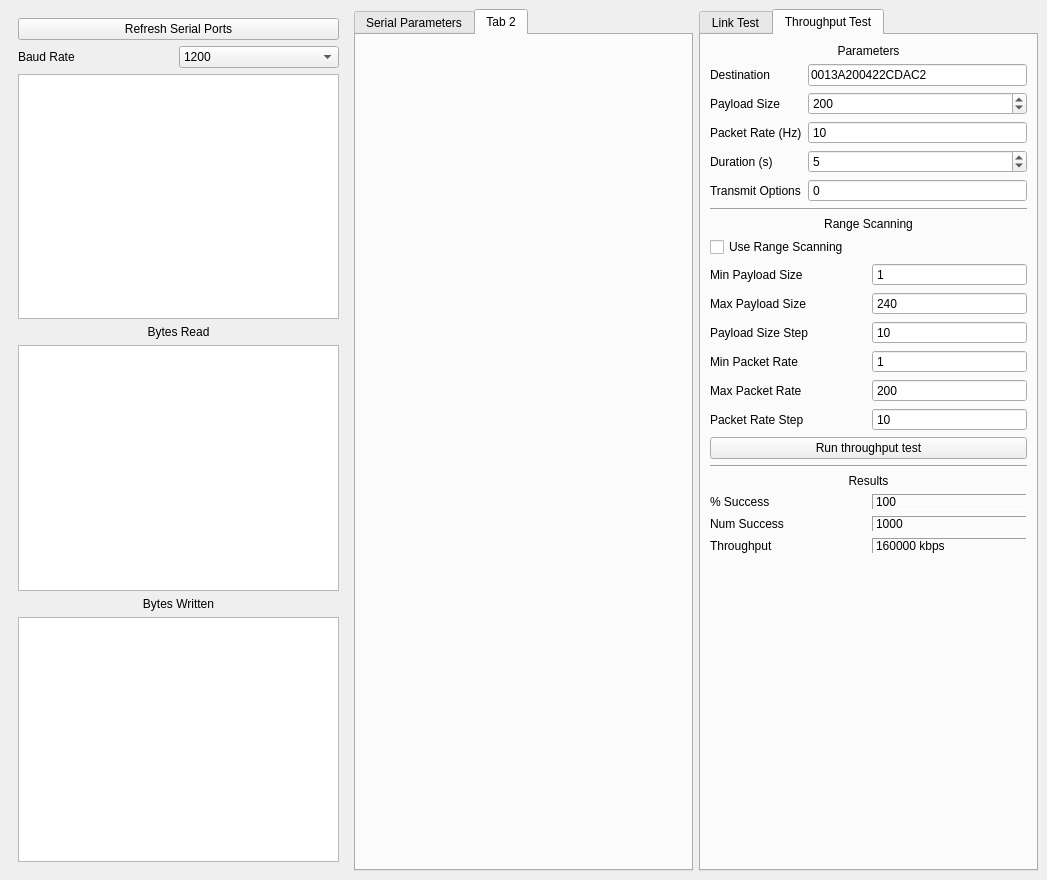
Above: Frontend/Windows/RadioControlsWindow/RadioControlsWindow.ui from WPI-HPRC/gs-control-2024-2025 before the change. Below: the same form after it.
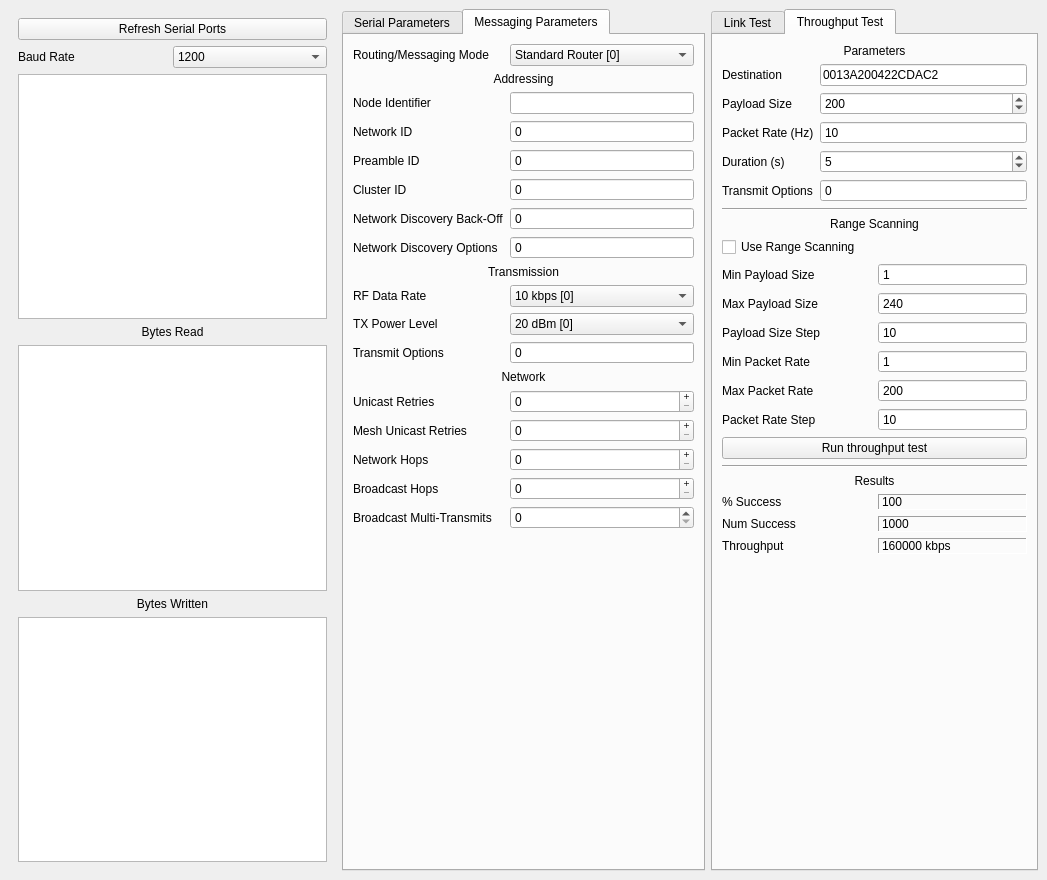
That is the form after the change. The open tabs and pages were chosen to show the change. Custom widgets are drawn as their Qt base class.

Commit message: added messaging parameters ui

Patch:
```diff
--- a/Frontend/Windows/RadioControlsWindow/RadioControlsWindow.ui
+++ b/Frontend/Windows/RadioControlsWindow/RadioControlsWindow.ui
@@ -1300,8 +1300,367 @@
       </widget>
       <widget class="QWidget" name="tab_2">
        <attribute name="title">
-        <string>Tab 2</string>
+        <string>Messaging Parameters</string>
        </attribute>
+       <layout class="QGridLayout" name="gridLayout_9">
+        <item row="18" column="0" colspan="2">
+         <spacer name="verticalSpacer_4">
+          <property name="orientation">
+           <enum>Qt::Orientation::Vertical</enum>
+          </property>
+          <property name="sizeHint" stdset="0">
+           <size>
+            <width>20</width>
+            <height>40</height>
+           </size>
+          </property>
+         </spacer>
+        </item>
+        <item row="13" column="0">
+         <widget class="QLabel" name="label_58">
+          <property name="text">
+           <string>Unicast Retries</string>
+          </property>
+         </widget>
+        </item>
+        <item row="4" column="0">
+         <widget class="QLabel" name="label_47">
+          <property name="text">
+           <string>Preamble ID</string>
+          </property>
+         </widget>
+        </item>
+        <item row="14" column="0">
+         <widget class="QLabel" name="label_57">
+          <property name="text">
+           <string>Mesh Unicast Retries</string>
+          </property>
+         </widget>
+        </item>
+        <item row="15" column="0">
+         <widget class="QLabel" name="label_55">
+          <property name="text">
+           <string>Network Hops</string>
+          </property>
+         </widget>
+        </item>
+        <item row="1" column="0" colspan="2">
+         <widget class="QLabel" name="label_48">
+          <property name="text">
+           <string>Addressing</string>
+          </property>
+          <property name="alignment">
+           <set>Qt::AlignmentFlag::AlignCenter</set>
+          </property>
+         </widget>
+        </item>
+        <item row="3" column="0">
+         <widget class="QLabel" name="label_46">
+          <property name="text">
+           <string>Network ID</string>
+          </property>
+         </widget>
+        </item>
+        <item row="10" column="0">
+         <widget class="QLabel" name="label_52">
+          <property name="text">
+           <string>TX Power Level</string>
+          </property>
+         </widget>
+        </item>
+        <item row="16" column="0">
+         <widget class="QLabel" name="label_56">
+          <property name="text">
+           <string>Broadcast Hops</string>
+          </property>
+         </widget>
+        </item>
+        <item row="11" column="0">
+         <widget class="QLabel" name="label_53">
+          <property name="text">
+           <string>Transmit Options</string>
+          </property>
+         </widget>
+        </item>
+        <item row="5" column="1">
+         <widget class="QSpinBox" name="RadioParameters_ClusterID">
+          <property name="buttonSymbols">
+           <enum>QAbstractSpinBox::ButtonSymbols::NoButtons</enum>
+          </property>
+          <property name="maximum">
+           <number>65535</number>
+          </property>
+          <property name="displayIntegerBase">
+           <number>16</number>
+          </property>
+         </widget>
+        </item>
+        <item row="12" column="0" colspan="2">
+         <widget class="QLabel" name="label_54">
+          <property name="text">
+           <string>Network</string>
+          </property>
+          <property name="alignment">
+           <set>Qt::AlignmentFlag::AlignCenter</set>
+          </property>
+         </widget>
+        </item>
+        <item row="8" column="0" colspan="2">
+         <widget class="QLabel" name="label_50">
+          <property name="text">
+           <string>Transmission</string>
+          </property>
+          <property name="alignment">
+           <set>Qt::AlignmentFlag::AlignCenter</set>
+          </property>
+         </widget>
+        </item>
+        <item row="2" column="0">
+         <widget class="QLabel" name="label_49">
+          <property name="text">
+           <string>Node Identifier</string>
+          </property>
+         </widget>
+        </item>
+        <item row="0" column="0">
+         <widget class="QLabel" name="label_59">
+          <property name="text">
+           <string>Routing/Messaging Mode</string>
+          </property>
+         </widget>
+        </item>
+        <item row="5" column="0">
+         <widget class="QLabel" name="label_45">
+          <property name="text">
+           <string>Cluster ID</string>
+          </property>
+         </widget>
+        </item>
+        <item row="6" column="0">
+         <widget class="QLabel" name="label_60">
+          <property name="text">
+           <string>Network Discovery Back-Off</string>
+          </property>
+         </widget>
+        </item>
+        <item row="9" column="0">
+         <widget class="QLabel" name="label_51">
+          <property name="text">
+           <string>RF Data Rate</string>
+          </property>
+         </widget>
+        </item>
+        <item row="7" column="0">
+         <widget class="QLabel" name="label_61">
+          <property name="text">
+           <string>Network Discovery Options</string>
+          </property>
+         </widget>
+        </item>
+        <item row="3" column="1">
+         <widget class="QSpinBox" name="RadioParamaters_NetworkID">
+          <property name="buttonSymbols">
+           <enum>QAbstractSpinBox::ButtonSymbols::NoButtons</enum>
+          </property>
+          <property name="maximum">
+           <number>32767</number>
+          </property>
+          <property name="displayIntegerBase">
+           <number>16</number>
+          </property>
+         </widget>
+        </item>
+        <item row="4" column="1">
+         <widget class="QSpinBox" name="RadioParamaters_PreambleID">
+          <property name="buttonSymbols">
+           <enum>QAbstractSpinBox::ButtonSymbols::NoButtons</enum>
+          </property>
+          <property name="maximum">
+           <number>9</number>
+          </property>
+         </widget>
+        </item>
+        <item row="6" column="1">
+         <widget class="QSpinBox" name="RadioParamaters_NetworkDiscoveryBackOff">
+          <property name="buttonSymbols">
+           <enum>QAbstractSpinBox::ButtonSymbols::NoButtons</enum>
+          </property>
+         </widget>
+        </item>
+        <item row="7" column="1">
+         <widget class="QSpinBox" name="RadioParamaters_NetworkDiscoveryOptions">
+          <property name="buttonSymbols">
+           <enum>QAbstractSpinBox::ButtonSymbols::NoButtons</enum>
+          </property>
+         </widget>
+        </item>
+        <item row="2" column="1">
+         <widget class="QLineEdit" name="RadioParamaters_NodeIdentifier">
+          <property name="maxLength">
+           <number>20</number>
+          </property>
+         </widget>
+        </item>
+        <item row="9" column="1">
+         <widget class="QComboBox" name="RadioParamaters_RfDataRate">
+          <property name="enabled">
+           <bool>true</bool>
+          </property>
+          <item>
+           <property name="text">
+            <string>10 kbps [0]</string>
+           </property>
+          </item>
+          <item>
+           <property name="text">
+            <string>110 kbps [1]</string>
+           </property>
+          </item>
+          <item>
+           <property name="text">
+            <string>250 kbps [2]</string>
+           </property>
+          </item>
+         </widget>
+        </item>
+        <item row="10" column="1">
+         <widget class="QComboBox" name="RadioParamaters_TxPowerLevel">
+          <item>
+           <property name="text">
+            <string>20 dBm [0]</string>
+           </property>
+          </item>
+          <item>
+           <property name="text">
+            <string>27 dBm [1]</string>
+           </property>
+          </item>
+          <item>
+           <property name="text">
+            <string>30 dBm [2]</string>
+           </property>
+          </item>
+         </widget>
+        </item>
+        <item row="11" column="1">
+         <widget class="QSpinBox" name="RadioParamaters_TransmitOptions">
+          <property name="buttonSymbols">
+           <enum>QAbstractSpinBox::ButtonSymbols::NoButtons</enum>
+          </property>
+          <property name="maximum">
+           <number>255</number>
+          </property>
+          <property name="displayIntegerBase">
+           <number>16</number>
+          </property>
+         </widget>
+        </item>
+        <item row="13" column="1">
+         <widget class="QSpinBox" name="RadioParamaters_UnicastRetries">
+          <property name="buttonSymbols">
+           <enum>QAbstractSpinBox::ButtonSymbols::PlusMinus</enum>
+          </property>
+          <property name="maximum">
+           <number>16</number>
+          </property>
+          <property name="displayIntegerBase">
+           <number>16</number>
+          </property>
+         </widget>
+        </item>
+        <item row="14" column="1">
+         <widget class="QSpinBox" name="RadioParamaters_MeshUnicastRetries">
+          <property name="buttonSymbols">
+           <enum>QAbstractSpinBox::ButtonSymbols::PlusMinus</enum>
+          </property>
+          <property name="maximum">
+           <number>7</number>
+          </property>
+          <property name="displayIntegerBase">
+           <number>16</number>
+          </property>
+         </widget>
+        </item>
+        <item row="15" column="1">
+         <widget class="QSpinBox" name="RadioParamaters_NetworkHops">
+          <property name="buttonSymbols">
+           <enum>QAbstractSpinBox::ButtonSymbols::PlusMinus</enum>
+          </property>
+          <property name="maximum">
+           <number>32</number>
+          </property>
+          <property name="displayIntegerBase">
+           <number>16</number>
+          </property>
+         </widget>
+        </item>
+        <item row="16" column="1">
+         <widget class="QSpinBox" name="RadioParamaters_BroadcastHops">
+          <property name="buttonSymbols">
+           <enum>QAbstractSpinBox::ButtonSymbols::PlusMinus</enum>
+          </property>
+          <property name="maximum">
+           <number>32</number>
+          </property>
+          <property name="displayIntegerBase">
+           <number>16</number>
+          </property>
+         </widget>
+        </item>
+        <item row="17" column="0">
+         <widget class="QLabel" name="label_62">
+          <property name="text">
+           <string>Broadcast Multi-Transmits</string>
+          </property>
+         </widget>
+        </item>
+        <item row="17" column="1">
+         <widget class="QSpinBox" name="RadioParamaters_BroadcastMultiTransmits">
+          <property name="maximum">
+           <number>5</number>
+          </property>
+         </widget>
+        </item>
+        <item row="0" column="1">
+         <widget class="QComboBox" name="RadioParamaters_MessagingMode">
+          <item>
+           <property name="text">
+            <string>Standard Router [0]</string>
+           </property>
+          </item>
+          <item>
+           <property name="text">
+            <string>Indirect Msg Coordinator [1]</string>
+           </property>
+          </item>
+          <item>
+           <property name="text">
+            <string>Non-Routing Module [2]</string>
+           </property>
+          </item>
+          <item>
+           <property name="text">
+            <string>Non-Routing Coordinator [3]</string>
+           </property>
+          </item>
+          <item>
+           <property name="text">
+            <string>Indirect Msg Poller [4]</string>
+           </property>
+          </item>
+          <item>
+           <property name="text">
+            <string>N/A [5]</string>
+           </property>
+          </item>
+          <item>
+           <property name="text">
+            <string>Non-Routing Poller [6]</string>
+           </property>
+          </item>
+         </widget>
+        </item>
+       </layout>
       </widget>
      </widget>
     </item>
```
Left out of the diff: 5 changed lines with no effect on the pictures.
